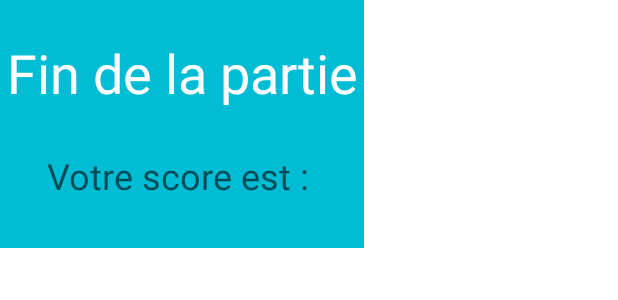
After one commit to waminiyi/MyQuiz, an Android app: the layout dialog.xml on its own in the app's theme, with its tools: preview values and no code run, on a phone screen of 412 x 824 dp. The commit adds this screen. Shown: the top 300 px of the screen. Run offline under Robolectric (Android 15) with nearby library versions, the phone set to English and light mode, and no system bars.

Commit message:
custom dialog box successful added, need to save score when starting new game from the dialog box

```diff
--- /dev/null
+++ b/app/src/main/res/layout/dialog.xml
@@ -0,0 +1,31 @@
+<LinearLayout xmlns:android="http://schemas.android.com/apk/res/android"
+    android:orientation="vertical"
+    android:layout_width="wrap_content"
+    android:layout_height="wrap_content"
+    android:background="@color/bluePastel">
+    <TextView
+        android:id="@+id/dialog_tittle"
+        android:layout_width="match_parent"
+        android:layout_height="wrap_content"
+        android:layout_marginTop="24dp"
+        android:layout_marginLeft="4dp"
+        android:gravity="center"
+        android:layout_marginRight="4dp"
+        android:textSize="36dp"
+        android:textColor="@color/white"
+        android:layout_marginBottom="4dp"
+        android:text="@string/gameEnd" />
+    <TextView
+        android:id="@+id/score_text"
+        android:layout_width="match_parent"
+        android:layout_height="wrap_content"
+        android:layout_marginTop="24dp"
+        android:gravity="center"
+        android:textSize="24dp"
+        android:textColor="@color/black"
+        android:layout_marginLeft="4dp"
+        android:layout_marginRight="4dp"
+        android:layout_marginBottom="4dp"
+        android:hint="@string/score" />
+/>
+</LinearLayout>
--- a/app/src/main/res/values/strings.xml
+++ b/app/src/main/res/values/strings.xml
@@ -1,3 +1,7 @@
 <resources>
     <string name="app_name">MyQuiz</string>
+    <string name="score">Votre score est : \n</string>
+    <string name="gameEnd">Fin de la partie</string>
+    <string name="newGame">Rejouer</string>
+    <string name="endGame">Quitter</string>
 </resources>
```
Also changed, not shown: app/src/main/java/com/waminiyi/myquiz/controller/GameActivity.java (+14 -6 lines), app/src/main/java/com/waminiyi/myquiz/model/questionBankBuilder.java (added, +26 -0 lines), 31 other files.
